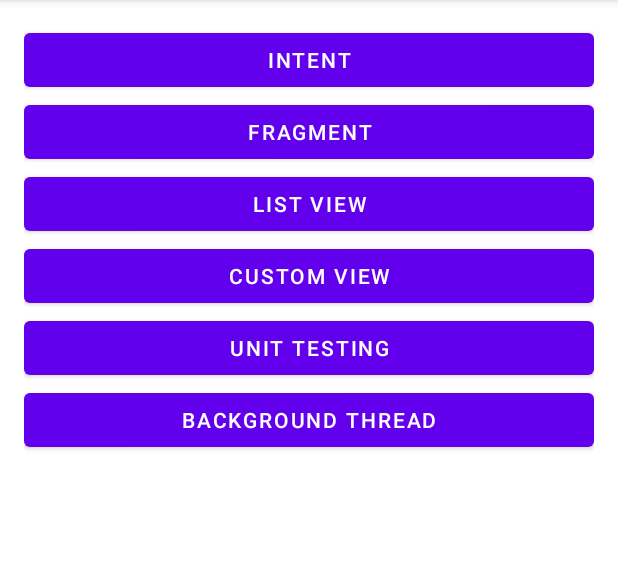
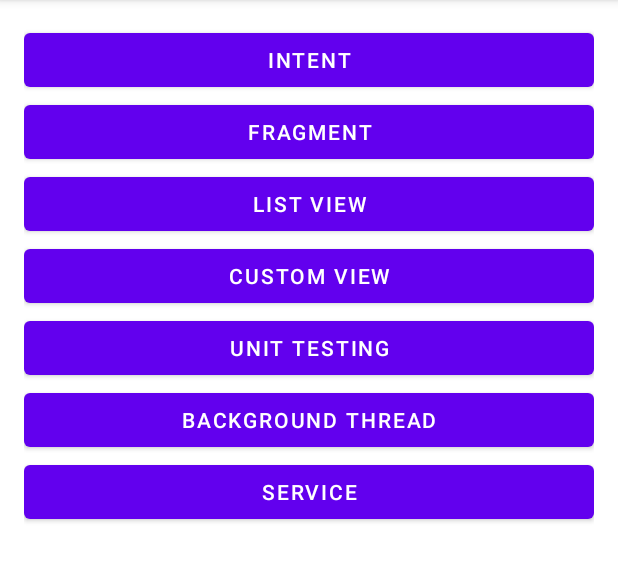
Before and after one commit to mnfaizp/android-fundamental-dicoding-course, an Android app: the screen it shows after launch (MainActivity), on a phone screen of 412 x 824 dp, the part 84-666 px from its top. Run offline under Robolectric (Android 15) with nearby library versions, the phone set to English and light mode, and no system bars.

Commit message:
make activity for service and adding button to intent in activity_main.xml and MainActivity.kt

```diff
--- a/app/src/main/AndroidManifest.xml
+++ b/app/src/main/AndroidManifest.xml
@@ -11,7 +11,8 @@
         android:roundIcon="@mipmap/ic_launcher_round"
         android:supportsRtl="true"
         android:theme="@style/Theme.Fundamental">
-        <activity android:name=".BackgroundThreadActivity"></activity>
+        <activity android:name=".ServiceActivity"></activity>
+        <activity android:name=".BackgroundThreadActivity" />
         <activity android:name=".TestingActivity" />
         <activity android:name=".RecyclerViewActivity" />
         <activity android:name=".CustomViewActivity" />
--- a/app/src/main/java/com/example/fundamental/MainActivity.kt
+++ b/app/src/main/java/com/example/fundamental/MainActivity.kt
@@ -28,6 +28,9 @@ class MainActivity : AppCompatActivity(), View.OnClickListener {
 
         val btnToBackgroundThreadActivity: Button = findViewById(R.id.btn_to_background_thread)
         btnToBackgroundThreadActivity.setOnClickListener(this)
+
+        val btnToServiceActivity: Button = findViewById(R.id.btn_to_service)
+        btnToServiceActivity.setOnClickListener(this)
     }
 
     override fun onClick(v: View?) {
@@ -61,6 +64,11 @@ class MainActivity : AppCompatActivity(), View.OnClickListener {
                 val mIntent = Intent(this, BackgroundThreadActivity::class.java)
                 startActivity(mIntent)
             }
+
+            R.id.btn_to_service -> {
+                val mIntent = Intent(this, ServiceActivity::class.java)
+                startActivity(mIntent)
+            }
         }
     }
 }
--- a/app/src/main/res/layout/activity_main.xml
+++ b/app/src/main/res/layout/activity_main.xml
@@ -43,5 +43,10 @@
         android:layout_height="wrap_content"
         android:text="@string/background_thread" />
 
+    <Button
+        android:id="@+id/btn_to_service"
+        android:layout_width="match_parent"
+        android:layout_height="wrap_content"
+        android:text="@string/service" />
 
 </LinearLayout>
--- a/app/src/main/res/values/strings.xml
+++ b/app/src/main/res/values/strings.xml
@@ -32,6 +32,7 @@
     <string name="task_completed">Task Complete</string>
     <string name="compressing">Compressing %d %%</string>
     <string name="background_thread">Background Thread</string>
+    <string name="service">Service</string>
 
     <string-array name="data_name">
         <item>Ahmad Dahlan</item>
```
Also changed, not shown: app/src/main/java/com/example/fundamental/ServiceActivity.kt (added, +11 -0 lines), app/src/main/res/layout/activity_service.xml (added, +9 -0 lines).
